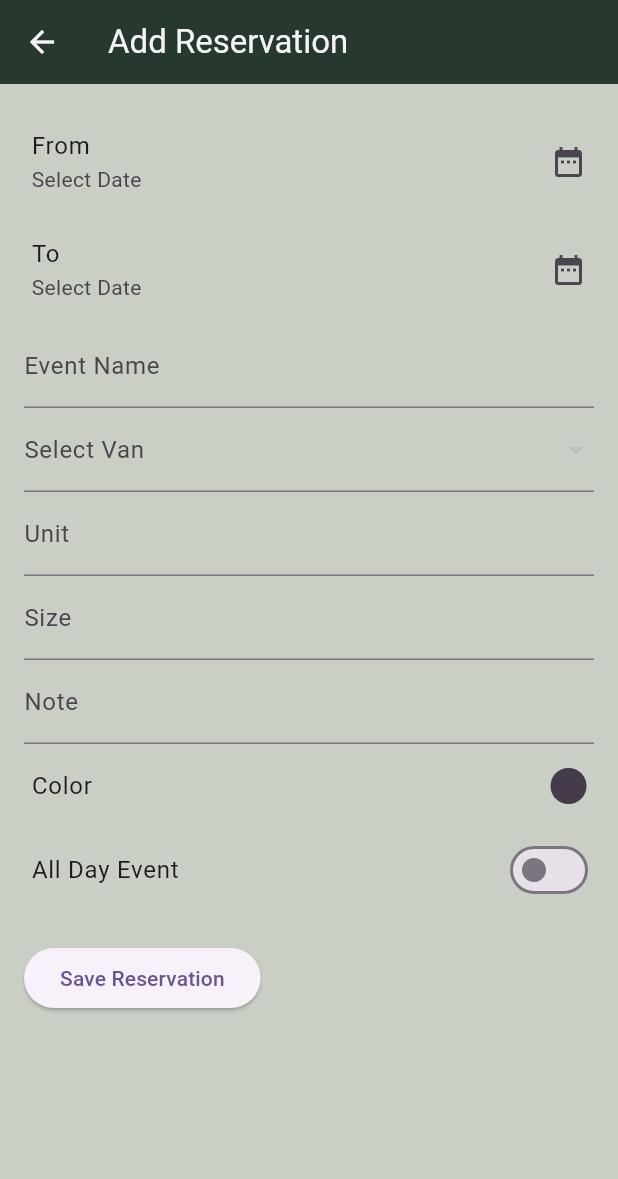
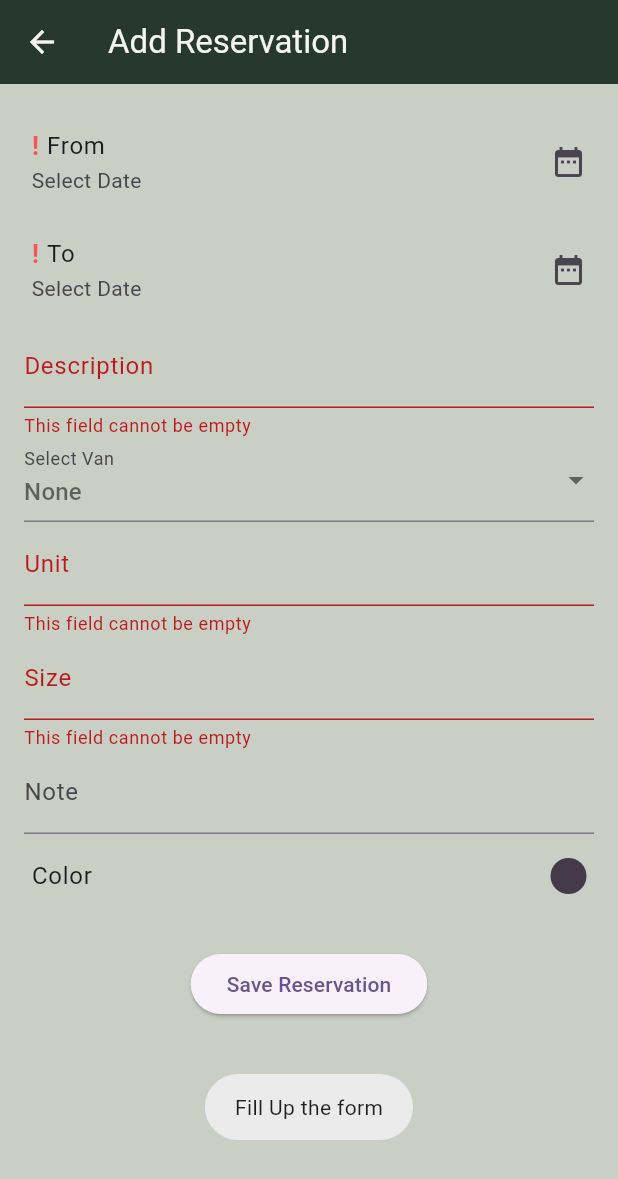
Before and after one commit to blacknight9/ToDo, a Flutter app: the AddReservationView screen opened directly, after a tap on "Save Reservation", on a phone screen of 412 x 824 dp. Shown: the top 1179 px of the screen. Run offline on Flutter 3.47's test engine with Material 3 defaults, Android fonts, the phone set to English and light mode, and no system bars; our stand-ins replace cloud_firestore, firebase_auth, firebase_core, firebase_storage, flutter_colorpicker, fluttertoast and 5 more; missing offline and left inert: dart:ffi; accounts and stored records are empty.

Commit message:
working on ui and home panel - working on van res

```diff
--- a/lib/constants/appConstants.dart
+++ b/lib/constants/appConstants.dart
@@ -52,7 +52,7 @@ String? getRandomId(int? length) {
 final format = intl.DateFormat.yMMMMEEEEd();
 final format2 = intl.DateFormat.jm();
 final format3 = intl.DateFormat.MMMEd();
-
+final format4 = intl.DateFormat.yMMMEd();
 bool isRTL(String text) {
   return intl.Bidi.detectRtlDirectionality(text);
 
--- a/lib/controllers/FleetController.dart
+++ b/lib/controllers/FleetController.dart
@@ -2,13 +2,19 @@ import 'dart:ui';
 
 import 'package:cloud_firestore/cloud_firestore.dart';
 import 'package:ent5m/services/firebase_services.dart';
+import 'package:firebase_auth/firebase_auth.dart';
 import 'package:flutter/material.dart';
+import 'package:fluttertoast/fluttertoast.dart';
 import 'package:get/get.dart';
 
 import '../models/AddVanModel.dart';
 import '../models/ResModel.dart';
+import '../models/StaffModel.dart';
 
 class FleetController extends GetxController {
+  final currentUser = FirebaseAuth.instance.currentUser!.uid;
+  final RxList<StaffModel> currentUserData = <StaffModel>[].obs;
+
   RxString selectedPacker= 'test1'.obs;
   var vansList = <AddVanModel>[].obs;
   var selectedVan = Rxn<AddVanModel>();
@@ -29,7 +35,7 @@ class FleetController extends GetxController {
     // TODO: implement onInit
     super.onInit();
     fetchVans();
-    // addAppointment();
+    getCurrentUserData ();
     getDataSource();
   }
 
@@ -41,6 +47,23 @@ class FleetController extends GetxController {
     sizeController.dispose();
     noteController.dispose();
   }
+
+
+  getCurrentUserData () async{
+
+    await CollectionRef.path(path: 'staff').where('uid',isEqualTo: currentUser).get().then((event)  {
+      for(var x in event.docs) {
+        var data = x.data() as Map<String,dynamic>;
+        StaffModel staffModel = StaffModel.fromJson(data);
+
+        currentUserData.add(staffModel);
+
+
+      }
+
+    });
+  }
+
   void fetchVans() async {
     FirebaseFirestore.instance.collection('packers').snapshots().listen((snapshot) {
       var vans = snapshot.docs.map((doc) => AddVanModel.fromMap(doc.data())).toList();
@@ -105,8 +128,6 @@ class FleetController extends GetxController {
       reservations.clear();
       for (var x in event.docs) {
         var data = x.data() as Map<String, dynamic>;
-        print(data);
-
         ResModel resModel = ResModel.fromJson(data);
 
         reservations.add(resModel);
@@ -115,22 +136,43 @@ class FleetController extends GetxController {
     });
   }
 
-  Future<void> addAppointment() async {
+  clearResForm () {
+    fromDate.value = null;
+    toDate.value = null;
+    eventNameController.clear();
+    unitController.clear();
+    sizeController.clear();
+    noteController.clear();
+  }
+
+  Future<void> addAppointment(GlobalKey<FormState> key) async {
+    if(key.currentState!.validate() && fromDate.value !=null && toDate.value != null) {
       try{
+
         await CollectionRef.path(path: 'reservations').add(
             ResModel(
-
                 eventName: eventNameController.text,
                 from: fromDate.value!,
                 to: toDate.value!,
                 background: currentColor.value,
                 isAllDay:  isAllDay.value,
-           unit: unitController.text,
-           size: sizeController.text,
-           note: noteController.text).toJson()
+                unit: selectedVan.value != null ? selectedVan.value!.unitNumber : unitController.text,
+                size: selectedVan.value != null ? selectedVan.value!.seats : sizeController.text,
+                note: noteController.text,
+                uid: currentUser,
+              timeStamp: DateTime.now().toUtc(),
+              staffId: currentUserData.first.eid,
+              staffName: currentUserData.first.name,
+            ).toJson()
         );
+        clearResForm();
+        Get.back();
       } catch (e) {
         print(e);
       }
+    } else {
+      Fluttertoast.showToast(msg: 'Fill Up the form',timeInSecForIosWeb: 3, toastLength: Toast.LENGTH_LONG);
+    }
+
   }
 }
--- a/lib/models/ResModel.dart
+++ b/lib/models/ResModel.dart
@@ -1,4 +1,5 @@
 import 'dart:convert';
+import 'package:ent5m/constants/appConstants.dart';
 import 'package:flutter/material.dart';
 
 class ResModel {
@@ -6,8 +7,12 @@ class ResModel {
   String size;
   String unit;
   String note;
+  String uid;
+  String staffId;
+  String staffName;
   DateTime from;
   DateTime to;
+  DateTime timeStamp;
   Color background;
   bool isAllDay;
 
@@ -15,7 +20,11 @@ class ResModel {
       {required this.eventName,
       required this.from,
       required this.to,
+      required this.staffId,
+      required this.staffName,
+        required this.uid,
         required this.note,
+        required this.timeStamp,
       required this.background,
       required this.isAllDay,
       required this.unit,
@@ -26,9 +35,13 @@ class ResModel {
   Map<String, dynamic> toJson() {
     return {
       'eventName': eventName,
+      'staffId': staffId,
+      'staffName': staffName,
       'unit': unit,
+      'uid': uid,
       'size': size,
       'note': note,
+      'timeStamp': timeStamp,
       'from': from.toIso8601String(),
       'to': to.toIso8601String(),
       'background': background.value, // Storing color as an integer
@@ -39,9 +52,11 @@ class ResModel {
   // A method to create an instance of ResModel from a JSON map.
   factory ResModel.fromJson(Map<String, dynamic> json) {
     return ResModel(
-
-
       eventName: json['eventName'],
+      staffId: json['staffId'],
+      staffName: json['staffName'],
+      uid: json['uid'],
+      timeStamp: convertTimestampToDateTime(json['timeStamp']),
       from: DateTime.parse(json['from']).toLocal(),
       to: DateTime.parse(json['to']).toLocal(),
       background: Color(json['background']),
--- a/lib/views/FleetPage/AddResPage.dart
+++ b/lib/views/FleetPage/AddResPage.dart
@@ -1,3 +1,5 @@
+import 'dart:ffi';
+
 import 'package:ent5m/views/ResponsiveMaxWidthContainer.dart';
 import 'package:flutter/material.dart';
 import 'package:flutter_colorpicker/flutter_colorpicker.dart';
@@ -7,126 +9,149 @@ import 'package:ent5m/controllers/FleetController.dart';
 
 import '../../models/AddVanModel.dart';
 
-class AddReservationView extends StatelessWidget {
-  final FleetController fleetController = Get.put(FleetController());
+class AddReservationView extends StatefulWidget {
 
   AddReservationView({super.key});
+
+  @override
+  State<AddReservationView> createState() => _AddReservationViewState();
+}
+
+class _AddReservationViewState extends State<AddReservationView> {
+  final GlobalKey<FormState> _formKey = GlobalKey<FormState>();
+
+
+  final FleetController fleetController = Get.put(FleetController());
 
   @override
   Widget build(BuildContext context) {
     return Scaffold(
       appBar: AppBar(
-        title: Text('Add Reservation'),
+        title: const Text('Add Reservation'),
       ),
       body: SingleChildScrollView(
         padding: const EdgeInsets.all(16.0),
         child: ResponsiveMaxWidthContainer(
-          child: Column(
+          child: Form(
+            key: _formKey,
+            autovalidateMode: AutovalidateMode.onUserInteraction,
+            child: Obx(
+              ()=> Column(
                 crossAxisAlignment: CrossAxisAlignment.start,
                 children: [
                   ListTile(
                     contentPadding: const EdgeInsets.only(left: 5, right: 5),
-                title: Text('From'),
+                    title: Row(
+                      children: [
+                        fleetController.fromDate.value == null ?
+                        const Text('!',style: TextStyle(fontSize: 17,fontWeight: FontWeight.bold,color: Colors.redAccent),)
+                        : const SizedBox.shrink(),
+                        const SizedBox(width: 5,),
+                        const Text('From'),
+                      ],
+                    ),
                     subtitle: Obx(() => Text(
                           fleetController.fromDate.value != null
-                          ? '${DateFormat('MM-dd-yyyy').format(fleetController.fromDate.value!)} ${DateFormat('hh:mm a').format(fleetController.fromDate.value!)}'
+                              ? '${DateFormat('MM-dd-yyyy').format(fleetController.fromDate.value!)} '
                               : 'Select Date',
                         )),
-                trailing: Icon(Icons.date_range),
+                    trailing: const Icon(Icons.date_range),
                     onTap: () =>
                         fleetController.pickDate(context, isStartDate: true),
                   ),
                   ListTile(
                     contentPadding: const EdgeInsets.only(left: 5, right: 5),
-                title: Text('To'),
+                    title: Row(
+                      children: [
+                        fleetController.toDate.value == null ?
+                        const Text('!',style: TextStyle(fontSize: 17,fontWeight: FontWeight.bold,color: Colors.redAccent),)
+                            : const SizedBox.shrink(),
+                        const SizedBox(width: 5,),
+                        const Text('To'),
+                      ],
+                    ),
                     subtitle: Obx(() => Text(
                           fleetController.toDate.value != null
-                          ? '${DateFormat('MM-dd-yyyy').format(fleetController.toDate.value!)} ${DateFormat('hh:mm a').format(fleetController.toDate.value!)}'
+                              ? '${DateFormat('MM-dd-yyyy').format(fleetController.toDate.value!)} '
                               : 'Select Date',
                         )),
-                trailing: Icon(Icons.date_range),
+                    trailing: const Icon(Icons.date_range),
                     onTap: () =>
                         fleetController.pickDate(context, isStartDate: false),
                   ),
                   TextFormField(
                     controller: fleetController.eventNameController,
-                decoration: const InputDecoration(labelText: 'Event Name'),
+                    decoration: const InputDecoration(labelText: 'Description'),
                     validator: (value) =>
                         value!.isEmpty ? 'This field cannot be empty' : null,
                   ),
-              Obx(() => DropdownButtonFormField<AddVanModel>(
+                  Obx(
+                        () => DropdownButtonFormField<AddVanModel>(
                       value: fleetController.selectedVan.value,
                       decoration: const InputDecoration(
                         labelText: 'Select Van',
                       ),
-                    items: fleetController.vansList.map((van) {
-                      return DropdownMenuItem(
+                      items: [
+                        const DropdownMenuItem<AddVanModel>(
+                          value: null, // Represents no selection
+                          child: Center(
+                            child: Text("None", style: TextStyle(color: Colors.black54)),
+                          ),
+                        ),
+                        ...fleetController.vansList.map((van) {
+                          return DropdownMenuItem<AddVanModel>(
                             value: van,
-                         child:Center(
+                            child: Center(
                               child: RichText(
                                 text: TextSpan(
-                               // Default text style for all spans
-                               style: const TextStyle(color: Colors.black,fontSize: 16),
+                                  style: const TextStyle(color: Colors.black, fontSize: 16),
                                   children: <TextSpan>[
                                     const TextSpan(
                                       text: 'MAKE: ',
-                                   style: TextStyle(fontWeight: FontWeight.bold), // Style for label
+                                      style: TextStyle(fontWeight: FontWeight.bold),
                                     ),
                                     TextSpan(
-                                   text: '${van.make.toUpperCase()}  ', // Added spaces for separation
+                                      text: '${van.make.toUpperCase()}  ',
                                     ),
                                     const TextSpan(
                                       text: 'UNIT: ',
-                                   style: TextStyle(fontWeight: FontWeight.bold), // Style for label
+                                      style: TextStyle(fontWeight: FontWeight.bold),
                                     ),
                                     TextSpan(
-                                   text: '${van.unitNumber.toUpperCase()}  ', // Added spaces for separation
+                                      text: '${van.unitNumber.toUpperCase()}  ',
                                     ),
                                     const TextSpan(
                                       text: 'SEATS: ',
-                                   style: TextStyle(fontWeight: FontWeight.bold), // Style for label
+                                      style: TextStyle(fontWeight: FontWeight.bold),
                                     ),
                                     TextSpan(
-                                   text: van.seats, // No need for toUpperCase() for numbers
+                                      text: van.seats.toString(),
                                     ),
                                   ],
                                 ),
                               ),
                             ),
-
-
-                        // Center(child: Text(
-                        //     '    MAKE: ${van.make.toUpperCase()}'
-                        //         '    UNIT: ${van.unitNumber.toUpperCase()}'
-                        //         '    SEATS: ${van.seats}')
-                        // ,),
-
-                        // Row(
-                        //   mainAxisAlignment: MainAxisAlignment.spaceBetween,
-                        //   children: [
-                        //     CircleAvatar(backgroundColor: Colors.blue,child: Text(van.seats),),
-                        //     Text(c,
-                        //     Text(van.unitNumber),
-                        //   ],
-                        // ),
                           );
                         }).toList(),
+                      ],
                       onChanged: (van) {
-                      if (van != null) {
                         fleetController.selectedVan.value = van;
-                        // You can access van.unitNumber or other properties here
-                        // and do something with it, like saving to a variable
-                      }
                       },
-                  )),
-              TextFormField(
+                    ),
+                  ),
+
+                 fleetController.selectedVan.value == null ? TextFormField(
+                   validator: (value) =>
+                   value!.isEmpty ? 'This field cannot be empty' : null,
                     controller: fleetController.unitController,
                     decoration: const InputDecoration(labelText: 'Unit'),
-              ),
-              TextFormField(
+                  ) : const SizedBox.shrink(),
+                  fleetController.selectedVan.value == null ? TextFormField(
+                    validator: (value) =>
+                    value!.isEmpty ? 'This field cannot be empty' : null,
                     controller: fleetController.sizeController,
-                decoration: InputDecoration(labelText: 'Size'),
-              ),
+                    decoration: const InputDecoration(labelText: 'Size'),
+                  ) : const SizedBox.shrink(),
                   TextFormField(
                     controller: fleetController.noteController,
                     decoration: const InputDecoration(labelText: 'Note'),
@@ -168,20 +193,24 @@ class AddReservationView extends StatelessWidget {
                       );
                     },
                   ),
-              Obx(() => SwitchListTile(
-                    contentPadding: const EdgeInsets.only(left: 5, right: 0),
-                    title: const Text('All Day Event'),
-                    value: fleetController.isAllDay.value,
-                    onChanged: (val) => fleetController.isAllDay.value = val,
-                  )),
+                  // Obx(() => SwitchListTile(
+                  //       contentPadding: const EdgeInsets.only(left: 5, right: 0),
+                  //       title: const Text('All Day Event'),
+                  //       value: fleetController.isAllDay.value,
+                  //       onChanged: (val) => fleetController.isAllDay.value = val,
+                  //     )),
                   const SizedBox(height: 20),
-              ElevatedButton(
-                child: Text('Save Reservation'),
+                  Center(
+                    child: ElevatedButton(
+                      child: const Text('Save Reservation'),
                       onPressed: () {
-                  fleetController.addAppointment();
+                        fleetController.addAppointment(_formKey);
                       },
                     ),
+                  ),
                 ],
+              ),
+            ),
           ),
         ),
       ),
--- a/lib/views/FleetPage/PackersPage.dart
+++ b/lib/views/FleetPage/PackersPage.dart
@@ -1,6 +1,7 @@
 import 'package:ent5m/controllers/FleetController.dart';
 import 'package:ent5m/models/ResModel.dart';
 import 'package:ent5m/views/FleetPage/AddResPage.dart';
+import 'package:ent5m/views/FleetPage/Reservations.dart';
 import 'package:flutter/material.dart';
 import 'package:get/get.dart';
 import 'package:syncfusion_flutter_calendar/calendar.dart';
@@ -32,6 +33,9 @@ class PackersPage extends StatelessWidget {
                 Icons.bus_alert_outlined,
                 color: Colors.grey.shade100,
               )),
+          IconButton(onPressed: (){
+            Get.to(()=> Reservations(),transition: Transition.downToUp);
+          }, icon: const Icon(Icons.list)),
           IconButton(
               onPressed: () {
                 Get.to(()=> AddReservationView());
@@ -41,6 +45,7 @@ class PackersPage extends StatelessWidget {
                 Icons.add,
                 color: Colors.grey.shade100,
               )),
+
         ],
       ),
       body: GetBuilder<FleetController>(
```
Also changed, not shown: lib/views/FleetPage/ResView.dart (added, +81 -0 lines), lib/views/FleetPage/Reservations.dart (added, +60 -0 lines), 1 other file. Lines whose indentation alone changed are shown as unchanged.
